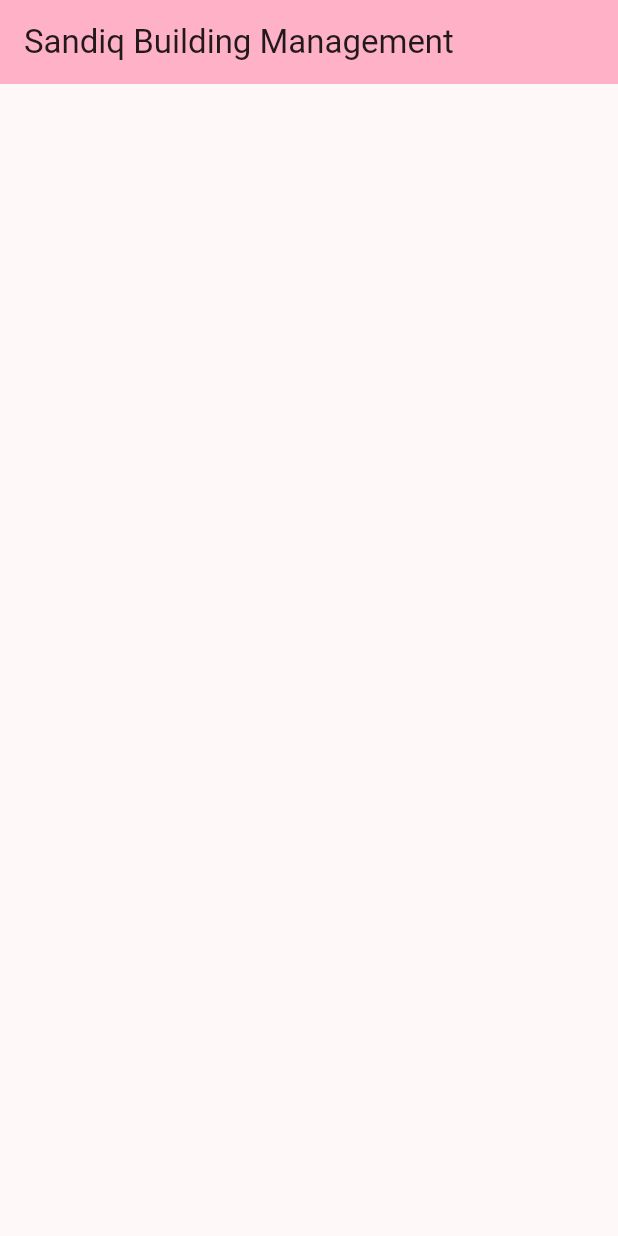
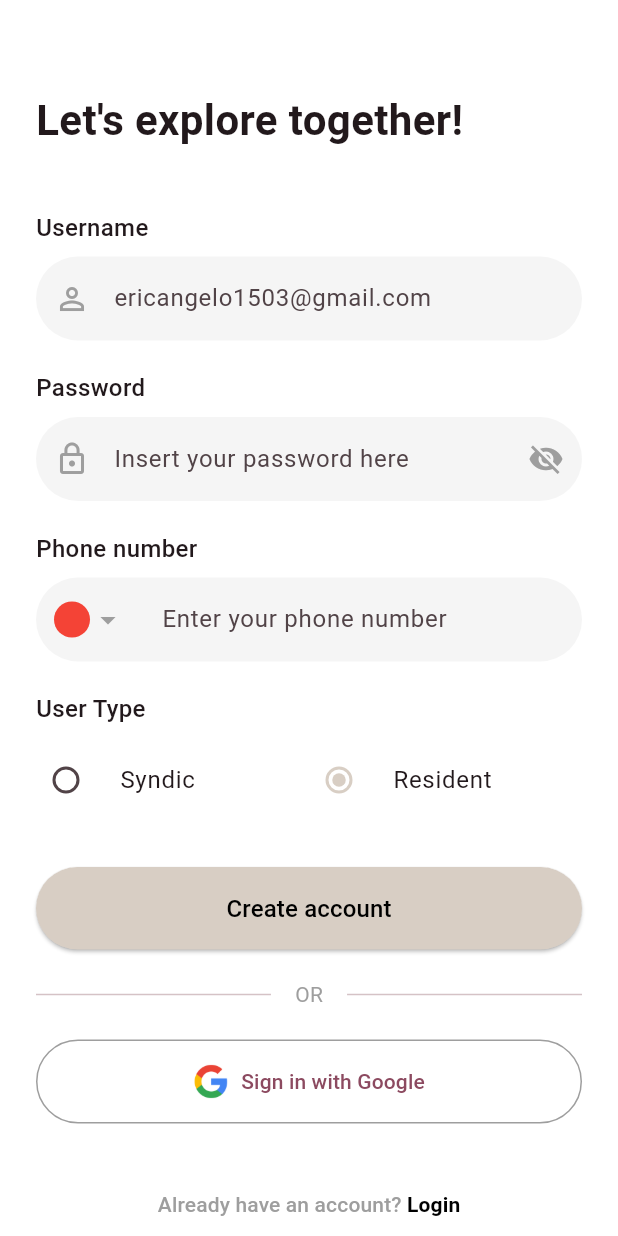
Before and after one commit to Yassy30/Sandiq, a Flutter app: the screen it shows after launch, on a phone screen of 412 x 824 dp. Run offline on Flutter 3.47's test engine with Material 3 defaults, Android fonts, the light colour scheme and no system bars; our stand-ins replace animated_text_kit.

Commit message:
splash + sign up + login

```diff
--- /dev/null
+++ b/lib/signup_screen.dart
@@ -0,0 +1,274 @@
+import 'package:flutter/material.dart';
+import 'package:sandiq/login_screen.dart';
+
+class SignupScreen extends StatefulWidget {
+  const SignupScreen({super.key});
+
+  @override
+  State<SignupScreen> createState() => _SignupScreenState();
+}
+
+class _SignupScreenState extends State<SignupScreen> {
+  final TextEditingController _usernameController = TextEditingController();
+  final TextEditingController _passwordController = TextEditingController();
+  final TextEditingController _phoneController = TextEditingController();
+  bool _obscurePassword = true;
+  String _userType = 'Resident'; // Default user type
+
+  @override
+  void dispose() {
+    _usernameController.dispose();
+    _passwordController.dispose();
+    _phoneController.dispose();
+    super.dispose();
+  }
+
+  @override
+  Widget build(BuildContext context) {
+    return Scaffold(
+      backgroundColor: Colors.white,
+      body: SafeArea(
+        child: SingleChildScrollView(
+          child: Padding(
+            padding: const EdgeInsets.symmetric(horizontal: 24.0),
+            child: Column(
+              crossAxisAlignment: CrossAxisAlignment.start,
+              children: [
+                const SizedBox(height: 60),
+                const Text(
+                  "Let's explore together!",
+                  style: TextStyle(
+                    fontSize: 28,
+                    fontWeight: FontWeight.bold,
+                  ),
+                ),
+                const SizedBox(height: 40),
+                // Username field
+                const Text(
+                  'Username',
+                  style: TextStyle(
+                    fontSize: 16,
+                    fontWeight: FontWeight.w500,
+                  ),
+                ),
+                const SizedBox(height: 8),
+                TextField(
+                  controller: _usernameController,
+                  decoration: InputDecoration(
+                    hintText: 'ericangelo1503@gmail.com',
+                    prefixIcon: const Icon(Icons.person_outline, color: Colors.grey),
+                    filled: true,
+                    fillColor: Colors.grey[100],
+                    border: OutlineInputBorder(
+                      borderRadius: BorderRadius.circular(30),
+                      borderSide: BorderSide.none,
+                    ),
+                    contentPadding: const EdgeInsets.symmetric(vertical: 16),
+                  ),
+                ),
+                const SizedBox(height: 20),
+                // Password field
+                const Text(
+                  'Password',
+                  style: TextStyle(
+                    fontSize: 16,
+                    fontWeight: FontWeight.w500,
+                  ),
+                ),
+                const SizedBox(height: 8),
+                TextField(
+                  controller: _passwordController,
+                  obscureText: _obscurePassword,
+                  decoration: InputDecoration(
+                    hintText: 'Insert your password here',
+                    prefixIcon: const Icon(Icons.lock_outline, color: Colors.grey),
+                    suffixIcon: IconButton(
+                      icon: Icon(
+                        _obscurePassword ? Icons.visibility_off : Icons.visibility,
+                        color: Colors.grey,
+                      ),
+                      onPressed: () {
+                        setState(() {
+                          _obscurePassword = !_obscurePassword;
+                        });
+                      },
+                    ),
+                    filled: true,
+                    fillColor: Colors.grey[100],
+                    border: OutlineInputBorder(
+                      borderRadius: BorderRadius.circular(30),
+                      borderSide: BorderSide.none,
+                    ),
+                    contentPadding: const EdgeInsets.symmetric(vertical: 16),
+                  ),
+                ),
+                const SizedBox(height: 20),
+                // Phone number field
+                const Text(
+                  'Phone number',
+                  style: TextStyle(
+                    fontSize: 16,
+                    fontWeight: FontWeight.w500,
+                  ),
+                ),
+                const SizedBox(height: 8),
+                TextField(
+                  controller: _phoneController,
+                  keyboardType: TextInputType.phone,
+                  decoration: InputDecoration(
+                    hintText: 'Enter your phone number',
+                    prefixIcon: Container(
+                      padding: const EdgeInsets.symmetric(horizontal: 12),
+                      margin: const EdgeInsets.only(right: 8),
+                      child: Row(
+                        mainAxisSize: MainAxisSize.min,
+                        children: [
+                          Container(
+                            width: 24,
+                            height: 24,
+                            decoration: const BoxDecoration(
+                              shape: BoxShape.circle,
+                              color: Colors.red,
+                            ),
+                          ),
+                          const Icon(Icons.arrow_drop_down, color: Colors.grey),
+                        ],
+                      ),
+                    ),
+                    filled: true,
+                    fillColor: Colors.grey[100],
+                    border: OutlineInputBorder(
+                      borderRadius: BorderRadius.circular(30),
+                      borderSide: BorderSide.none,
+                    ),
+                    contentPadding: const EdgeInsets.symmetric(vertical: 16),
+                  ),
+                ),
+                const SizedBox(height: 20),
+                // User type selection
+                const Text(
+                  'User Type',
+                  style: TextStyle(
+                    fontSize: 16,
+                    fontWeight: FontWeight.w500,
+                  ),
+                ),
+                const SizedBox(height: 8),
+                Row(
+                  children: [
+                    Expanded(
+                      child: RadioListTile<String>(
+                        title: const Text('Syndic'),
+                        value: 'Syndic',
+                        groupValue: _userType,
+                        onChanged: (value) {
+                          setState(() {
+                            _userType = value!;
+                          });
+                        },
+                        contentPadding: EdgeInsets.zero,
+                        activeColor: const Color(0xFFD8CEC4),
+                      ),
+                    ),
+                    Expanded(
+                      child: RadioListTile<String>(
+                        title: const Text('Resident'),
+                        value: 'Resident',
+                        groupValue: _userType,
+                        onChanged: (value) {
+                          setState(() {
+                            _userType = value!;
+                          });
+                        },
+                        contentPadding: EdgeInsets.zero,
+                        activeColor: const Color(0xFFD8CEC4),
+                      ),
+                    ),
+                  ],
+                ),
+                const SizedBox(height: 30),
+                // Create account button
+                SizedBox(
+                  width: double.infinity,
+                  child: ElevatedButton(
+                    onPressed: () {
+                      // Signup functionality
+                    },
+                    style: ElevatedButton.styleFrom(
+                      backgroundColor: const Color(0xFFD8CEC4),
+                      foregroundColor: Colors.black,
+                      padding: const EdgeInsets.symmetric(vertical: 16),
+                      shape: RoundedRectangleBorder(
+                        borderRadius: BorderRadius.circular(30),
+                      ),
+                    ),
+                    child: const Text('Create account', style: TextStyle(fontSize: 16)),
+                  ),
+                ),
+                const SizedBox(height: 20),
+                // OR divider
+                const Row(
+                  children: [
+                    Expanded(child: Divider()),
+                    Padding(
+                      padding: EdgeInsets.symmetric(horizontal: 16),
+                      child: Text('OR', style: TextStyle(color: Colors.grey)),
+                    ),
+                    Expanded(child: Divider()),
+                  ],
+                ),
+                const SizedBox(height: 20),
+                // Google sign in button
+                SizedBox(
+                  width: double.infinity,
+                  child: OutlinedButton.icon(
+                    onPressed: () {
+                      // Google sign in functionality
+                    },
+                    icon: Image.asset(
+                    'lib/images/google_logo.png',
+                      height: 24,
+                      width: 24,
+                     ),
+                    label: const Text('Sign in with Google'),
+                    style: OutlinedButton.styleFrom(
+                      padding: const EdgeInsets.symmetric(vertical: 16),
+                      side: const BorderSide(color: Colors.grey),
+                      shape: RoundedRectangleBorder(
+                        borderRadius: BorderRadius.circular(30),
+                      ),
+                    ),
+                  ),
+                ),
+                const SizedBox(height: 30),
+                // Login link
+                Center(
+                  child: TextButton(
+                    onPressed: () {
+                      Navigator.of(context).pushReplacement(
+                        MaterialPageRoute(builder: (context) => const LoginScreen()),
+                      );
+                    },
+                    child: const Text.rich(
+                      TextSpan(
+                        text: 'Already have an account? ',
+                        style: TextStyle(color: Colors.grey),
+                        children: [
+                          TextSpan(
+                            text: 'Login',
+                            style: TextStyle(color: Colors.black, fontWeight: FontWeight.bold),
+                          ),
+                        ],
+                      ),
+                    ),
+                  ),
+                ),
+                const SizedBox(height: 20),
+              ],
+            ),
+          ),
+        ),
+      ),
+    );
+  }
+}
```
Also changed, not shown: lib/login_screen.dart (added, +201 -0 lines), lib/splash_screen.dart (+6 -6 lines), lib/images/google_logo.png (added), lib/images/sandiq_logo.png.
